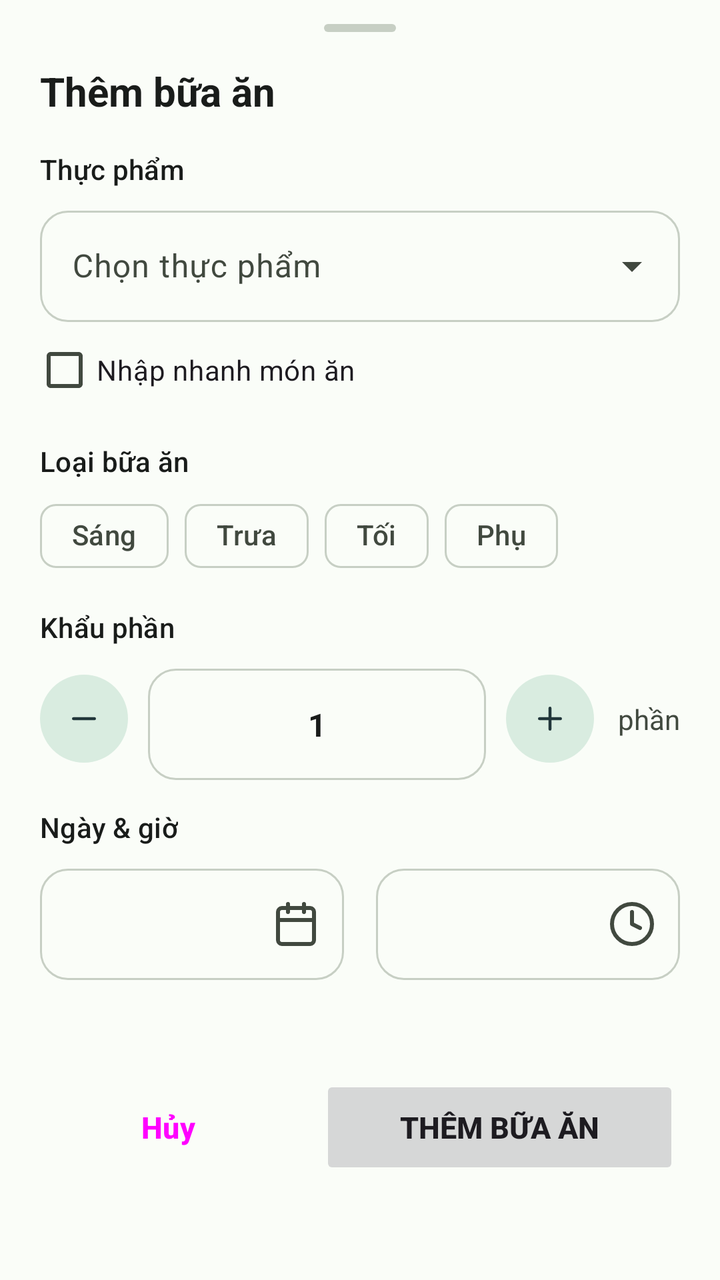
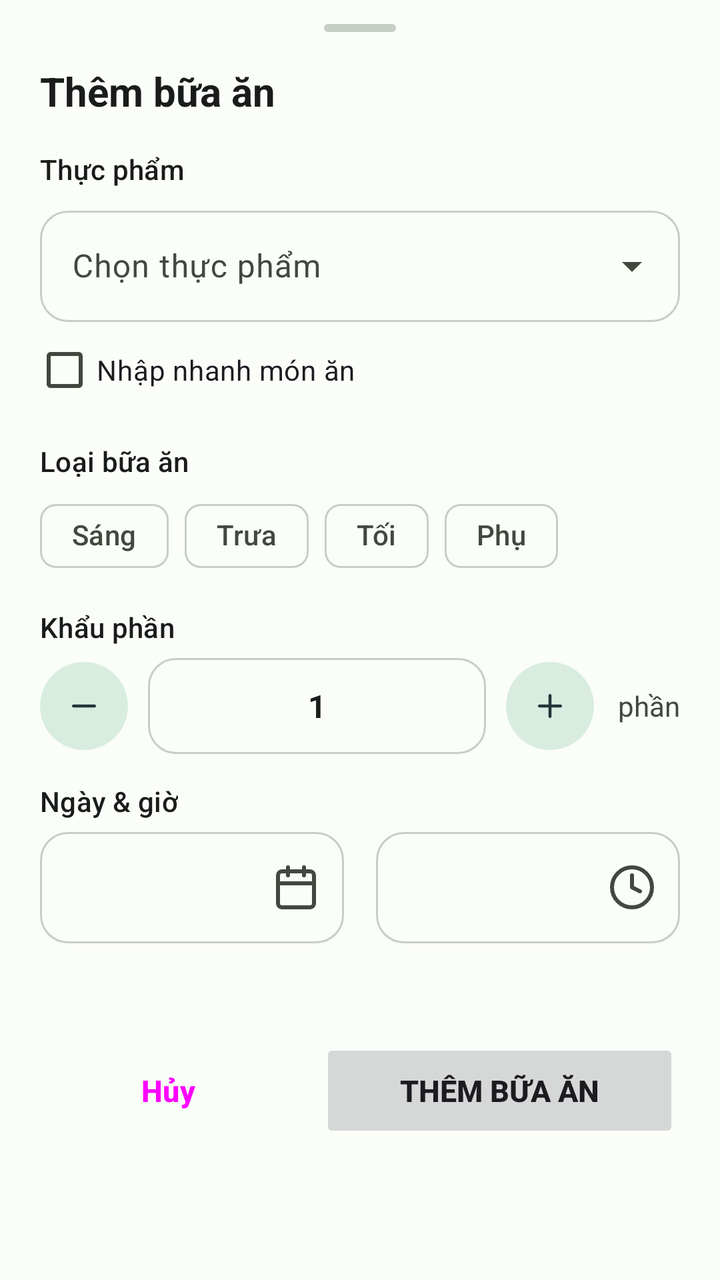

Screens rendered from an Android XML layout before and after an edit, with the pre-edit source and the edit as a unified diff.
<!-- AndroidManifest.xml: application theme Theme.CaloTrack -->
<!-- res/layout/dialog_add_edit_meal.xml -->
<?xml version="1.0" encoding="utf-8"?>
<androidx.core.widget.NestedScrollView xmlns:android="http://schemas.android.com/apk/res/android"
    xmlns:app="http://schemas.android.com/apk/res-auto"
    android:layout_width="match_parent"
    android:layout_height="wrap_content">

    <LinearLayout
        android:layout_width="match_parent"
        android:layout_height="wrap_content"
        android:orientation="vertical"
        android:paddingStart="20dp"
        android:paddingTop="12dp"
        android:paddingEnd="20dp"
        android:paddingBottom="20dp">

        <View
            android:layout_width="36dp"
            android:layout_height="4dp"
            android:layout_gravity="center_horizontal"
            android:background="@drawable/bg_sheet_handle" />

        <TextView
            android:id="@+id/tv_dialog_title"
            android:layout_width="wrap_content"
            android:layout_height="wrap_content"
            android:layout_marginTop="16dp"
            android:text="@string/add_meal"
            android:textColor="?attr/colorOnSurface"
            android:textSize="20sp"
            android:textStyle="bold" />

        
        <TextView
            style="@style/Widget.CaloTrack.FieldLabel"
            android:layout_marginTop="16dp"
            android:text="@string/label_food_pick" />

        <com.google.android.material.textfield.TextInputLayout
            android:id="@+id/til_food"
            style="@style/Widget.Material3.TextInputLayout.OutlinedBox.ExposedDropdownMenu"
            android:layout_width="match_parent"
            android:layout_height="wrap_content"
            android:layout_marginTop="6dp"
            app:boxCornerRadiusBottomEnd="14dp"
            app:boxCornerRadiusBottomStart="14dp"
            app:boxCornerRadiusTopEnd="14dp"
            app:boxCornerRadiusTopStart="14dp">

            <AutoCompleteTextView
                android:id="@+id/actv_food"
                android:layout_width="match_parent"
                android:layout_height="wrap_content"
                android:hint="@string/choose_food"
                android:inputType="text"
                android:maxLines="1" />
        </com.google.android.material.textfield.TextInputLayout>

        <CheckBox
            android:id="@+id/cb_quick_entry"
            android:layout_width="wrap_content"
            android:layout_height="wrap_content"
            android:layout_marginStart="-4dp"
            android:text="@string/quick_entry" />

        <LinearLayout
            android:id="@+id/layout_quick_entry"
            android:layout_width="match_parent"
            android:layout_height="wrap_content"
            android:orientation="vertical"
            android:visibility="gone">

            <com.google.android.material.textfield.TextInputLayout
                style="@style/Widget.Material3.TextInputLayout.OutlinedBox"
                android:layout_width="match_parent"
                android:layout_height="wrap_content"
                android:hint="@string/hint_food_name"
                app:boxCornerRadiusBottomEnd="14dp"
                app:boxCornerRadiusBottomStart="14dp"
                app:boxCornerRadiusTopEnd="14dp"
                app:boxCornerRadiusTopStart="14dp">

                <com.google.android.material.textfield.TextInputEditText
                    android:id="@+id/et_quick_name"
                    android:layout_width="match_parent"
                    android:layout_height="wrap_content"
                    android:inputType="textCapSentences" />
            </com.google.android.material.textfield.TextInputLayout>

            <com.google.android.material.textfield.TextInputLayout
                style="@style/Widget.Material3.TextInputLayout.OutlinedBox"
                android:layout_width="match_parent"
                android:layout_height="wrap_content"
                android:layout_marginTop="8dp"
                android:hint="@string/hint_cal_per_serving"
                app:boxCornerRadiusBottomEnd="14dp"
                app:boxCornerRadiusBottomStart="14dp"
                app:boxCornerRadiusTopEnd="14dp"
                app:boxCornerRadiusTopStart="14dp">

                <com.google.android.material.textfield.TextInputEditText
                    android:id="@+id/et_quick_calories"
                    android:layout_width="match_parent"
                    android:layout_height="wrap_content"
                    android:inputType="numberDecimal" />
            </com.google.android.material.textfield.TextInputLayout>
        </LinearLayout>

        
        <TextView
            style="@style/Widget.CaloTrack.FieldLabel"
            android:layout_marginTop="12dp"
            android:text="@string/label_meal_type" />

        <com.google.android.material.chip.ChipGroup
            android:id="@+id/chip_meal_type"
            android:layout_width="match_parent"
            android:layout_height="wrap_content"
            android:layout_marginTop="4dp"
            app:selectionRequired="true"
            app:singleSelection="true">

            <com.google.android.material.chip.Chip
                android:id="@+id/chip_breakfast"
                style="@style/Widget.Material3.Chip.Filter"
                android:layout_width="wrap_content"
                android:layout_height="wrap_content"
                android:text="@string/meal_tag_breakfast" />

            <com.google.android.material.chip.Chip
                android:id="@+id/chip_lunch"
                style="@style/Widget.Material3.Chip.Filter"
                android:layout_width="wrap_content"
                android:layout_height="wrap_content"
                android:text="@string/meal_tag_lunch" />

            <com.google.android.material.chip.Chip
                android:id="@+id/chip_dinner"
                style="@style/Widget.Material3.Chip.Filter"
                android:layout_width="wrap_content"
                android:layout_height="wrap_content"
                android:text="@string/meal_tag_dinner" />

            <com.google.android.material.chip.Chip
                android:id="@+id/chip_snack"
                style="@style/Widget.Material3.Chip.Filter"
                android:layout_width="wrap_content"
                android:layout_height="wrap_content"
                android:text="@string/meal_tag_snack" />
        </com.google.android.material.chip.ChipGroup>

        
        <TextView
            style="@style/Widget.CaloTrack.FieldLabel"
            android:layout_marginTop="12dp"
            android:text="@string/label_portion" />

        <LinearLayout
            android:layout_width="match_parent"
            android:layout_height="wrap_content"
            android:layout_marginTop="6dp"
            android:gravity="center_vertical"
            android:orientation="horizontal">

            <com.google.android.material.button.MaterialButton
                android:id="@+id/btn_portion_minus"
                style="@style/Widget.Material3.Button.TonalButton.Icon"
                android:layout_width="44dp"
                android:layout_height="44dp"
                android:contentDescription="@string/label_portion"
                android:insetLeft="0dp"
                android:insetTop="0dp"
                android:insetRight="0dp"
                android:insetBottom="0dp"
                android:padding="0dp"
                android:stateListAnimator="@animator/uiverse_press_scale"
                app:cornerRadius="22dp"
                app:icon="@drawable/ic_remove"
                app:iconGravity="textStart"
                app:iconPadding="0dp" />

            <com.google.android.material.textfield.TextInputLayout
                android:id="@+id/til_portion"
                style="@style/Widget.Material3.TextInputLayout.OutlinedBox"
                android:layout_width="0dp"
                android:layout_height="wrap_content"
                android:layout_marginStart="10dp"
                android:layout_marginEnd="10dp"
                android:layout_weight="1"
                app:boxCornerRadiusBottomEnd="14dp"
                app:boxCornerRadiusBottomStart="14dp"
                app:boxCornerRadiusTopEnd="14dp"
                app:boxCornerRadiusTopStart="14dp">

                <com.google.android.material.textfield.TextInputEditText
                    android:id="@+id/et_portion"
                    android:layout_width="match_parent"
                    android:layout_height="wrap_content"
                    android:gravity="center"
                    android:inputType="numberDecimal"
                    android:maxLines="1"
                    android:text="1"
                    android:textStyle="bold" />
            </com.google.android.material.textfield.TextInputLayout>

            <com.google.android.material.button.MaterialButton
                android:id="@+id/btn_portion_plus"
                style="@style/Widget.Material3.Button.TonalButton.Icon"
                android:layout_width="44dp"
                android:layout_height="44dp"
                android:contentDescription="@string/label_portion"
                android:insetLeft="0dp"
                android:insetTop="0dp"
                android:insetRight="0dp"
                android:insetBottom="0dp"
                android:padding="0dp"
                android:stateListAnimator="@animator/uiverse_press_scale"
                app:cornerRadius="22dp"
                app:icon="@drawable/ic_add"
                app:iconGravity="textStart"
                app:iconPadding="0dp" />

            <TextView
                android:id="@+id/tv_portion_unit"
                android:layout_width="wrap_content"
                android:layout_height="wrap_content"
                android:layout_marginStart="12dp"
                android:text="@string/portion_unit_label"
                android:textColor="?attr/colorOnSurfaceVariant"
                android:textSize="14sp" />
        </LinearLayout>

        
        <TextView
            style="@style/Widget.CaloTrack.FieldLabel"
            android:layout_marginTop="14dp"
            android:text="@string/label_datetime" />

        <LinearLayout
            android:layout_width="match_parent"
            android:layout_height="wrap_content"
            android:layout_marginTop="6dp"
            android:orientation="horizontal">

            <com.google.android.material.textfield.TextInputLayout
                android:id="@+id/til_meal_date"
                style="@style/Widget.Material3.TextInputLayout.OutlinedBox"
                android:layout_width="0dp"
                android:layout_height="wrap_content"
                android:layout_marginEnd="8dp"
                android:layout_weight="1"
                app:boxCornerRadiusBottomEnd="14dp"
                app:boxCornerRadiusBottomStart="14dp"
                app:boxCornerRadiusTopEnd="14dp"
                app:boxCornerRadiusTopStart="14dp"
                app:endIconDrawable="@drawable/ic_calendar"
                app:endIconMode="custom">

                <com.google.android.material.textfield.TextInputEditText
                    android:id="@+id/et_meal_date"
                    android:layout_width="match_parent"
                    android:layout_height="wrap_content"
                    android:focusable="false"
                    android:inputType="none"
                    android:maxLines="1" />
            </com.google.android.material.textfield.TextInputLayout>

            <com.google.android.material.textfield.TextInputLayout
                android:id="@+id/til_meal_time"
                style="@style/Widget.Material3.TextInputLayout.OutlinedBox"
                android:layout_width="0dp"
                android:layout_height="wrap_content"
                android:layout_marginStart="8dp"
                android:layout_weight="1"
                app:boxCornerRadiusBottomEnd="14dp"
                app:boxCornerRadiusBottomStart="14dp"
                app:boxCornerRadiusTopEnd="14dp"
                app:boxCornerRadiusTopStart="14dp"
                app:endIconDrawable="@drawable/ic_clock"
                app:endIconMode="custom">

                <com.google.android.material.textfield.TextInputEditText
                    android:id="@+id/et_meal_time"
                    android:layout_width="match_parent"
                    android:layout_height="wrap_content"
                    android:focusable="false"
                    android:inputType="none"
                    android:maxLines="1" />
            </com.google.android.material.textfield.TextInputLayout>
        </LinearLayout>

        <TextView
            android:id="@+id/tv_computed_calories"
            android:layout_width="wrap_content"
            android:layout_height="wrap_content"
            android:layout_marginTop="14dp"
            android:textColor="?attr/colorOnSurface"
            android:textSize="16sp" />

        <LinearLayout
            android:layout_width="match_parent"
            android:layout_height="wrap_content"
            android:layout_marginTop="12dp"
            android:orientation="horizontal">

            <Button
                android:id="@+id/btn_cancel_meal"
                style="@style/Widget.Material3.Button.TextButton"
                android:layout_width="0dp"
                android:layout_height="52dp"
                android:layout_weight="1"
                android:text="@string/cancel"
                android:textSize="15sp"
                android:textStyle="bold" />

            <Button
                android:id="@+id/btn_save_meal"
                android:layout_width="0dp"
                android:layout_height="52dp"
                android:layout_marginStart="12dp"
                android:layout_weight="1.4"
                android:stateListAnimator="@animator/uiverse_press_scale"
                android:text="@string/add_meal_confirm"
                android:textSize="15sp"
                android:textStyle="bold" />
        </LinearLayout>
    </LinearLayout>
</androidx.core.widget.NestedScrollView>
<!-- resources referenced by this layout -->
<resources>
  <!-- drawable bg_sheet_handle (drawable) -->
  <?xml version="1.0" encoding="utf-8"?>
  <shape xmlns:android="http://schemas.android.com/apk/res/android"
      android:shape="rectangle">
      <corners android:radius="2dp" />
      <solid android:color="?attr/colorOutline" />
  </shape>
  <!-- drawable ic_add (drawable) -->
  <vector xmlns:android="http://schemas.android.com/apk/res/android"
      android:width="24dp"
      android:height="24dp"
      android:viewportWidth="24"
      android:viewportHeight="24">
      <path
          android:fillColor="#00000000"
          android:pathData="M5,12h14M12,5v14"
          android:strokeWidth="2"
          android:strokeColor="#FF000000"
          android:strokeLineCap="round"
          android:strokeLineJoin="round" />
  </vector>
  <!-- drawable ic_remove (drawable) -->
  <vector xmlns:android="http://schemas.android.com/apk/res/android"
      android:width="24dp"
      android:height="24dp"
      android:viewportWidth="24"
      android:viewportHeight="24">
      <path
          android:fillColor="#00000000"
          android:pathData="M5,12h14"
          android:strokeWidth="2"
          android:strokeColor="#FF000000"
          android:strokeLineCap="round"
          android:strokeLineJoin="round" />
  </vector>
  <string name="add_meal">Thêm bữa ăn</string>
  <string name="add_meal_confirm">Thêm bữa ăn</string>
  <string name="cancel">Hủy</string>
  <string name="choose_food">Chọn thực phẩm</string>
  <string name="hint_cal_per_serving">Calo mỗi khẩu phần</string>
  <string name="hint_food_name">Tên món ăn</string>
  <string name="label_datetime">Ngày &amp; giờ</string>
  <string name="label_food_pick">Thực phẩm</string>
  <string name="label_meal_type">Loại bữa ăn</string>
  <string name="label_portion">Khẩu phần</string>
  <string name="meal_tag_breakfast">Sáng</string>
  <string name="meal_tag_dinner">Tối</string>
  <string name="meal_tag_lunch">Trưa</string>
  <string name="meal_tag_snack">Phụ</string>
  <string name="portion_unit_label">phần</string>
  <string name="quick_entry">Nhập nhanh món ăn</string>
  <style name="Widget.CaloTrack.FieldLabel" parent="">
          <item name="android:layout_width">wrap_content</item>
          <item name="android:layout_height">wrap_content</item>
          <item name="android:textAppearance">?attr/textAppearanceLabelLarge</item>
          <item name="android:textColor">?attr/colorOnSurface</item>
      </style>
  <color name="proto_primary">#1b7a43</color>
  <color name="proto_on_primary">#ffffff</color>
  <color name="proto_primary_container">#c9f2cf</color>
  <color name="proto_on_primary_container">#05421f</color>
  <color name="proto_secondary_container">#d9ece0</color>
  <color name="proto_on_secondary_container">#21363a</color>
  <color name="proto_surface">#fafdf8</color>
  <color name="proto_on_surface">#191c1a</color>
  <color name="proto_surface_variant">#eef2ea</color>
  <color name="proto_on_surface_variant">#41493f</color>
  <color name="proto_surface_container">#f2f5ef</color>
  <color name="proto_surface_container_high">#e9eee5</color>
  <color name="proto_outline">#c7cfc4</color>
  <color name="proto_outline_variant">#e0e6dc</color>
  <color name="proto_error">#ba1a1a</color>
  <color name="proto_error_container">#ffdad6</color>
  <style name="Widget.CaloTrack.BottomNavigationView" parent="Widget.Material3.BottomNavigationView">
          <item name="itemActiveIndicatorStyle">@style/Widget.CaloTrack.BottomNavActiveIndicator</item>
      </style>
  <style name="Widget.CaloTrack.BottomNavActiveIndicator" parent="Widget.Material3.BottomNavigationView.ActiveIndicator">
          <item name="android:color">?attr/colorSecondaryContainer</item>
      </style>
  <!-- unchanged entries left out for length: 3 -->
</resources>

<!-- the commit's change to res/layout/dialog_add_edit_meal.xml (unified diff, before → after) -->
@@ -182,22 +182,25 @@
                 android:id="@+id/til_portion"
                 style="@style/Widget.Material3.TextInputLayout.OutlinedBox"
                 android:layout_width="0dp"
-                android:layout_height="wrap_content"
+                android:layout_height="48dp"
                 android:layout_marginStart="10dp"
                 android:layout_marginEnd="10dp"
                 android:layout_weight="1"
                 app:boxCornerRadiusBottomEnd="14dp"
                 app:boxCornerRadiusBottomStart="14dp"
                 app:boxCornerRadiusTopEnd="14dp"
-                app:boxCornerRadiusTopStart="14dp">
+                app:boxCornerRadiusTopStart="14dp"
+                app:hintEnabled="false">
 
                 <com.google.android.material.textfield.TextInputEditText
                     android:id="@+id/et_portion"
                     android:layout_width="match_parent"
-                    android:layout_height="wrap_content"
+                    android:layout_height="match_parent"
                     android:gravity="center"
                     android:inputType="numberDecimal"
                     android:maxLines="1"
+                    android:paddingTop="0dp"
+                    android:paddingBottom="0dp"
                     android:text="1"
                     android:textStyle="bold" />
             </com.google.android.material.textfield.TextInputLayout>
@@ -253,7 +256,8 @@
                 app:boxCornerRadiusTopEnd="14dp"
                 app:boxCornerRadiusTopStart="14dp"
                 app:endIconDrawable="@drawable/ic_calendar"
-                app:endIconMode="custom">
+                app:endIconMode="custom"
+                app:hintEnabled="false">
 
                 <com.google.android.material.textfield.TextInputEditText
                     android:id="@+id/et_meal_date"
@@ -276,7 +280,8 @@
                 app:boxCornerRadiusTopEnd="14dp"
                 app:boxCornerRadiusTopStart="14dp"
                 app:endIconDrawable="@drawable/ic_clock"
-                app:endIconMode="custom">
+                app:endIconMode="custom"
+                app:hintEnabled="false">
 
                 <com.google.android.material.textfield.TextInputEditText
                     android:id="@+id/et_meal_time"
